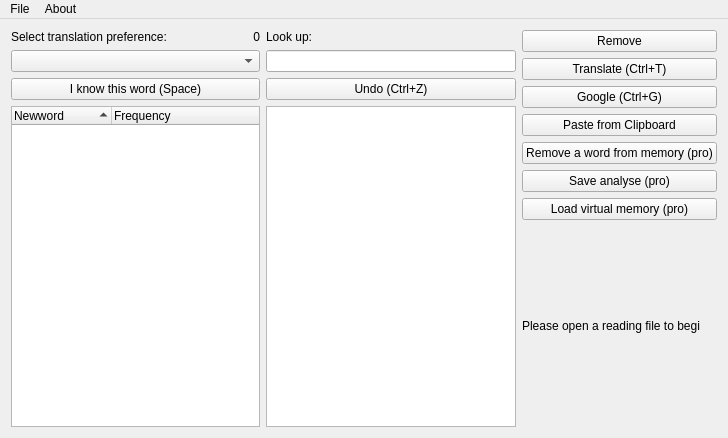
Old version of the form mainwindow.ui in the repository votinh1210/ReadingProject.
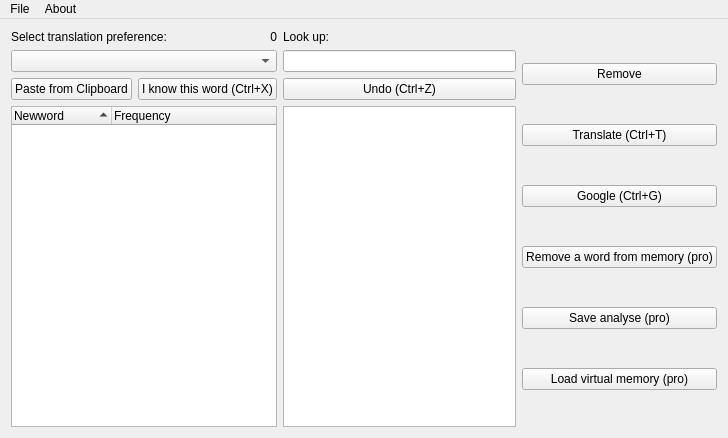
New version of the form.

What changed in the file:
```diff
--- a/mainwindow.ui
+++ b/mainwindow.ui
@@ -20,7 +20,7 @@
    <property name="autoFillBackground">
     <bool>false</bool>
    </property>
-   <layout class="QHBoxLayout" name="horizontalLayout_2">
+   <layout class="QHBoxLayout" name="horizontalLayout_3">
     <item>
      <layout class="QGridLayout" name="gridLayout" rowminimumheight="0,0,0,1">
       <item row="0" column="1">
@@ -33,13 +33,6 @@
       <item row="1" column="1">
        <widget class="QLineEdit" name="lineEdit"/>
       </item>
-      <item row="2" column="0">
-       <widget class="QPushButton" name="bKnow">
-        <property name="text">
-         <string>I know this word (Space)</string>
-        </property>
-       </widget>
-      </item>
       <item row="2" column="1">
        <widget class="QPushButton" name="bUndo">
         <property name="text">
@@ -94,13 +87,28 @@
         </item>
        </layout>
       </item>
+      <item row="2" column="0">
+       <layout class="QHBoxLayout" name="horizontalLayout_2">
+        <item>
+         <widget class="QPushButton" name="bPaste">
+          <property name="text">
+           <string>Paste from Clipboard</string>
+          </property>
+         </widget>
+        </item>
+        <item>
+         <widget class="QPushButton" name="bKnow">
+          <property name="text">
+           <string>I know this word (Ctrl+X)</string>
+          </property>
+         </widget>
+        </item>
+       </layout>
+      </item>
      </layout>
     </item>
     <item>
-     <layout class="QVBoxLayout" name="commandLayout">
-      <property name="sizeConstraint">
-       <enum>QLayout::SetMaximumSize</enum>
-      </property>
+     <layout class="QVBoxLayout" name="verticalLayout">
       <item>
        <widget class="QPushButton" name="bRemove">
         <property name="text">
@@ -122,13 +130,6 @@
         </property>
        </widget>
       </item>
-      <item>
-       <widget class="QPushButton" name="bPaste">
-        <property name="text">
-         <string>Paste from Clipboard</string>
-        </property>
-       </widget>
-      </item>
       <item>
        <widget class="QPushButton" name="bRemoveInFile">
         <property name="text">
@@ -150,28 +151,6 @@
         </property>
        </widget>
       </item>
-      <item>
-       <widget class="QLabel" name="label">
-        <property name="sizePolicy">
-         <sizepolicy hsizetype="Expanding" vsizetype="Expanding">
-          <horstretch>1</horstretch>
-          <verstretch>1</verstretch>
-         </sizepolicy>
-        </property>
-        <property name="maximumSize">
-         <size>
-          <width>178</width>
-          <height>16777215</height>
-         </size>
-        </property>
-        <property name="text">
-         <string>Please open a reading file to begin</string>
-        </property>
-        <property name="textFormat">
-         <enum>Qt::RichText</enum>
-        </property>
-       </widget>
-      </item>
      </layout>
     </item>
    </layout>
```
Left out of the diff: 1 changed line with no effect on the pictures.
